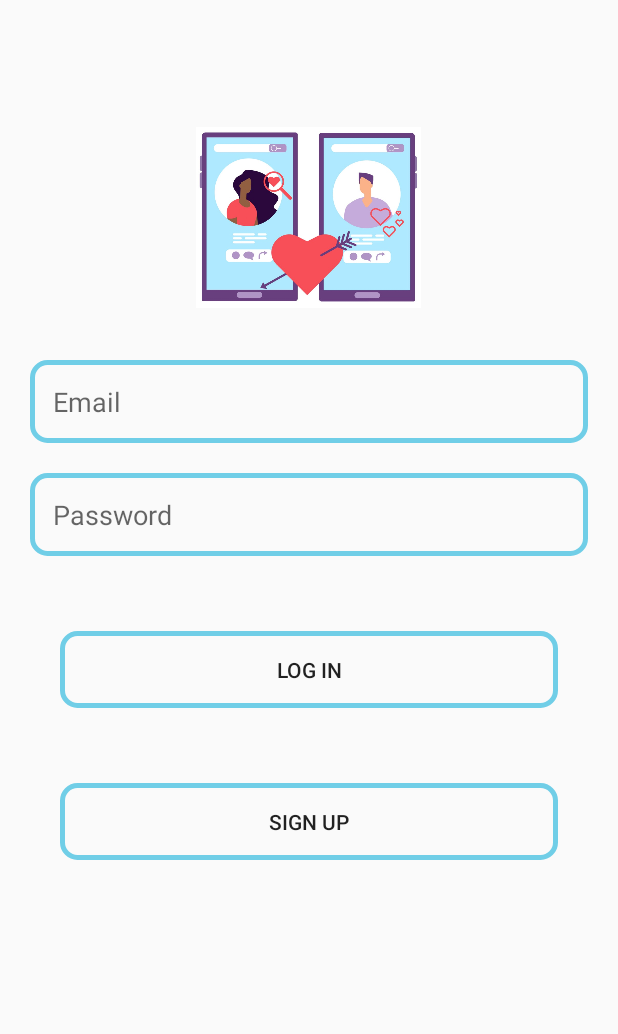
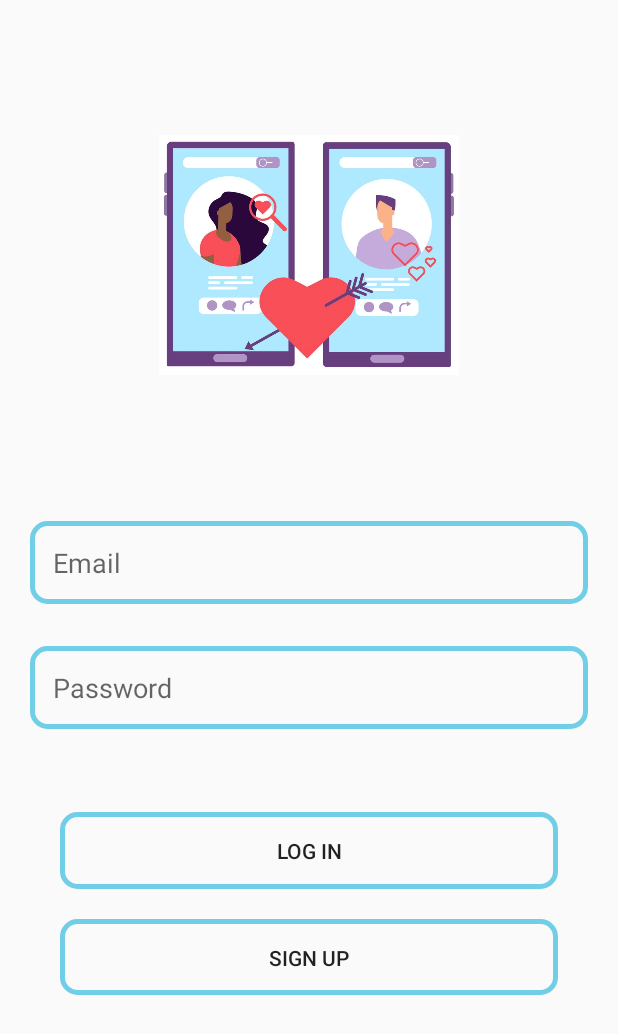
Before and after one commit to tgulu/Message, an Android app: the screen it shows after launch (LoginActivity), on a phone screen of 412 x 824 dp. Shown: the top 1034 px of the screen. Run offline under Robolectric (Android 15) with nearby library versions, the phone set to English and light mode, and no system bars; our stand-ins replace Firebase (no records; nobody signed in at launch, a user with empty details on screens opened directly).

Commit message:
Moved Files to correct folders/ Cleaned up UI

```diff
--- a/app/src/main/AndroidManifest.xml
+++ b/app/src/main/AndroidManifest.xml
@@ -14,16 +14,16 @@
         android:theme="@style/Theme.MessengerApplication"
         tools:targetApi="31">
         <activity
-            android:name=".ChatActivity"
+            android:name=".ui.ChatActivity"
             android:exported="false"/>
         <activity
             android:name=".MainActivity"
             android:exported="true"/>
         <activity
-            android:name=".SignUpActivity"
+            android:name=".ui.SignUpActivity"
             android:exported="true"/>
         <activity
-            android:name=".LoginActivity"
+            android:name=".ui.LoginActivity"
             android:exported="true">
             <intent-filter>
                 <action android:name="android.intent.action.MAIN" />
--- a/app/src/main/java/com/example/messengerapplication/MainActivity.kt
+++ b/app/src/main/java/com/example/messengerapplication/MainActivity.kt
@@ -10,13 +10,14 @@ import android.widget.Toast
 import androidx.recyclerview.widget.LinearLayoutManager
 import com.example.messengerapplication.adapter.UserAdapter
 import com.example.messengerapplication.databinding.ActivityMainBinding
+import com.example.messengerapplication.model.User
+import com.example.messengerapplication.ui.LoginActivity
 import com.google.firebase.auth.FirebaseAuth
 import com.google.firebase.database.*
 
 class MainActivity : AppCompatActivity() {
 
     private lateinit var binding: ActivityMainBinding
-    //private lateinit var userRecyclerView: RecyclerView
     private val userList: ArrayList<User> = ArrayList()
     private lateinit var userAdapter: UserAdapter
     private lateinit var mAuth: FirebaseAuth
--- a/app/src/main/java/com/example/messengerapplication/adapter/MessageAdapter.kt
+++ b/app/src/main/java/com/example/messengerapplication/adapter/MessageAdapter.kt
@@ -6,7 +6,7 @@ import android.view.ViewGroup
 import android.widget.TextView
 import android.view.View
 import androidx.recyclerview.widget.RecyclerView
-import com.example.messengerapplication.Message
+import com.example.messengerapplication.model.Message
 import com.example.messengerapplication.R
 import com.google.firebase.auth.FirebaseAuth
 
--- a/app/src/main/java/com/example/messengerapplication/adapter/UserAdapter.kt
+++ b/app/src/main/java/com/example/messengerapplication/adapter/UserAdapter.kt
@@ -7,9 +7,9 @@ import android.view.View
 import android.view.ViewGroup
 import android.widget.TextView
 import androidx.recyclerview.widget.RecyclerView
-import com.example.messengerapplication.ChatActivity
+import com.example.messengerapplication.ui.ChatActivity
 import com.example.messengerapplication.R
-import com.example.messengerapplication.User
+import com.example.messengerapplication.model.User
 
 class UserAdapter(private val context: Context, private val userList: ArrayList<User>):
     RecyclerView.Adapter<UserAdapter.UserViewHolder>() {
--- a/app/src/main/java/com/example/messengerapplication/Message.kt
+++ b/app/src/main/java/com/example/messengerapplication/model/Message.kt
@@ -1,4 +1,4 @@
-package com.example.messengerapplication
+package com.example.messengerapplication.model
 
 class Message {
     var message: String? = null
--- a/app/src/main/java/com/example/messengerapplication/User.kt
+++ b/app/src/main/java/com/example/messengerapplication/model/User.kt
@@ -1,4 +1,4 @@
-package com.example.messengerapplication
+package com.example.messengerapplication.model
 
 class User {
     var name: String? = null
--- a/app/src/main/java/com/example/messengerapplication/LoginActivity.kt
+++ b/app/src/main/java/com/example/messengerapplication/ui/LoginActivity.kt
@@ -1,9 +1,10 @@
-package com.example.messengerapplication
+package com.example.messengerapplication.ui
 
 import android.content.Intent
 import androidx.appcompat.app.AppCompatActivity
 import android.os.Bundle
 import android.widget.Toast
+import com.example.messengerapplication.MainActivity
 import com.example.messengerapplication.databinding.ActivityLoginBinding
 import com.google.firebase.auth.FirebaseAuth
 
@@ -23,7 +24,7 @@ class LoginActivity : AppCompatActivity() {
         mAuth = FirebaseAuth.getInstance()
         supportActionBar?.hide()
         binding.btnSignUp.setOnClickListener {
-            val intent = Intent(this@LoginActivity,SignUpActivity::class.java)
+            val intent = Intent(this@LoginActivity, SignUpActivity::class.java)
             startActivity(intent)
         }
         binding.btnLogin.setOnClickListener {
--- a/app/src/main/java/com/example/messengerapplication/SignUpActivity.kt
+++ b/app/src/main/java/com/example/messengerapplication/ui/SignUpActivity.kt
@@ -1,10 +1,12 @@
-package com.example.messengerapplication
+package com.example.messengerapplication.ui
 
 import android.content.Intent
 import androidx.appcompat.app.AppCompatActivity
 import android.os.Bundle
 import android.widget.Toast
+import com.example.messengerapplication.MainActivity
 import com.example.messengerapplication.databinding.ActivitySignUpBinding
+import com.example.messengerapplication.model.User
 import com.google.firebase.auth.FirebaseAuth
 import com.google.firebase.database.DatabaseReference
 import com.google.firebase.database.FirebaseDatabase
@@ -30,7 +32,7 @@ class SignUpActivity : AppCompatActivity() {
         supportActionBar?.hide()
         binding.btnSignUp.setOnClickListener {
             val email = binding.editEmail.text.toString().trim()
-            val name = binding.editName.text.toString().trim()
+            val name = binding.editName.text.toString().trim().capitalize()
             val password = binding.editPassword.text.toString().trim()
             if (name.isNotEmpty() && email.isNotEmpty() && password.isNotEmpty()) {
                 signUp(name, email, password)
--- a/app/src/main/res/layout/activity_login.xml
+++ b/app/src/main/res/layout/activity_login.xml
@@ -4,20 +4,20 @@
     xmlns:tools="http://schemas.android.com/tools"
     android:layout_width="match_parent"
     android:layout_height="match_parent"
-    tools:context=".LoginActivity">
+    tools:context=".ui.LoginActivity">
 
 
     <androidx.appcompat.widget.AppCompatImageView
         android:id="@+id/app_logo"
-        android:layout_width="150dp"
-        android:layout_height="150dp"
+        android:layout_width="200dp"
+        android:layout_height="200dp"
         android:layout_centerHorizontal="true"
         android:layout_marginTop="70dp"
         android:src="@drawable/logo" />
 
     <LinearLayout
-        android:layout_width="391dp"
-        android:layout_height="335dp"
+        android:layout_width="373dp"
+        android:layout_height="373dp"
         android:layout_below="@id/app_logo"
         android:layout_marginStart="20dp"
         android:layout_marginTop="20dp"
@@ -26,10 +26,11 @@
         android:orientation="vertical">
 
         <androidx.appcompat.widget.AppCompatEditText
-            android:id="@+id/edit_email"
+            android:id="@+id/editEmail"
             android:layout_width="match_parent"
             android:layout_height="wrap_content"
-            android:background="@drawable/edit_background"
+            android:background="@drawable/blue_box_colour"
+            android:layout_marginTop="57dp"
             android:hint="Email"
             android:inputType="textEmailAddress"
             android:padding="15dp" />
@@ -39,8 +40,8 @@
             android:layout_width="match_parent"
             android:layout_height="wrap_content"
             android:layout_marginStart="0dp"
-            android:layout_marginTop="20dp"
-            android:background="@drawable/edit_background"
+            android:layout_marginTop="28dp"
+            android:background="@drawable/blue_box_colour"
             android:hint="Password"
             android:inputType="textPassword"
             android:padding="15dp" />
@@ -51,22 +52,10 @@
             android:layout_width="match_parent"
             android:layout_height="wrap_content"
             android:layout_marginHorizontal="20dp"
-            android:layout_marginTop="50dp"
-            android:background="@drawable/edit_background"
+            android:layout_marginTop="55dp"
+            android:background="@drawable/blue_box_colour"
             android:padding="16dp"
             android:text="Log In" />
-
-
-
-        <!-- <com.google.android.material.button.MaterialButton
-            android:id="@+id/btn_login"
-            android:layout_width="match_parent"
-            android:layout_height="wrap_content"
-            android:layout_marginHorizontal="20dp"
-            android:layout_marginTop="50dp"
-            android:background="@drawable/edit_background"
-            android:padding="16dp"
-            android:text="Log In" /> -->
 
 
         <Button
@@ -74,8 +63,8 @@
             android:layout_width="match_parent"
             android:layout_height="wrap_content"
             android:layout_marginHorizontal="20dp"
-            android:layout_marginTop="50dp"
-            android:background="@drawable/edit_background"
+            android:layout_marginTop="20dp"
+            android:background="@drawable/blue_box_colour"
             android:padding="16dp"
             android:text="Sign Up" />
 
--- a/app/src/main/res/layout/user_layout.xml
+++ b/app/src/main/res/layout/user_layout.xml
@@ -9,11 +9,13 @@
         <LinearLayout
             android:layout_width="match_parent"
             android:layout_height="wrap_content"
+            android:background="@drawable/pink_box_colour"
             android:padding="14dp"
             android:orientation="horizontal">
 
                 <de.hdodenhof.circleimageview.CircleImageView
                     android:layout_width="60dp"
+                    android:background="@drawable/blue_box_colour"
                     android:layout_height="60dp"
                     android:src="@drawable/person_icon"/>
 
```
Also changed, not shown: app/src/main/java/com/example/messengerapplication/ui/ChatActivity.kt (renamed from app/src/main/java/com/example/messengerapplication/ChatActivity.kt, +5 -3 lines), app/src/main/res/layout/activity_chat.xml (+6 -6 lines), app/src/main/res/layout/activity_sign_up.xml (+18 -15 lines), app/src/main/res/drawable/blue_box_colour.xml (renamed from app/src/main/res/drawable/edit_background.xml), app/src/main/res/drawable/pink_background.png (deleted), app/src/main/res/drawable/pink_box_colour.xml (renamed from app/src/main/res/drawable/box_colour.xml).
